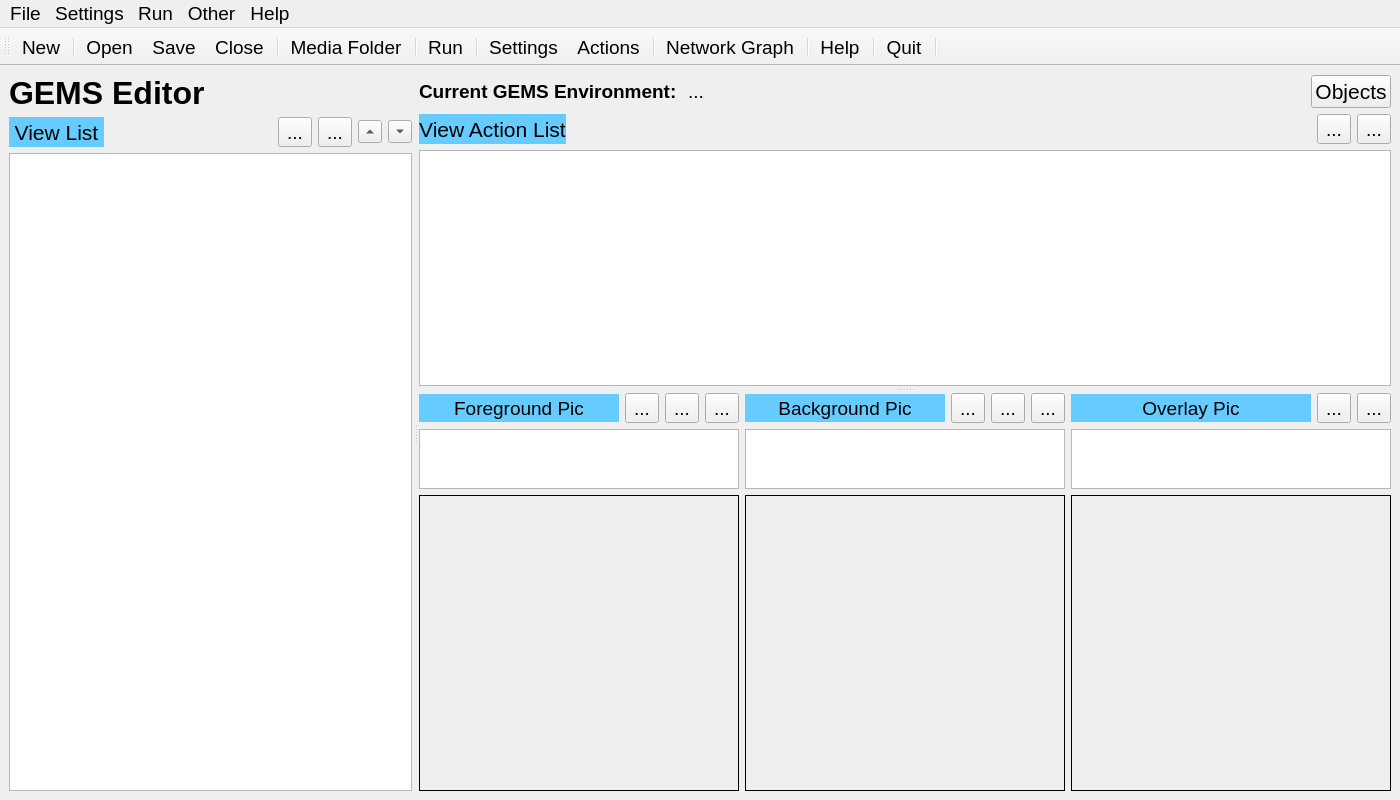
Before: the Qt Designer form gemsedit/gui/gems_window.ui in travisseymour/GEMSedit, drawn with Qt 5.
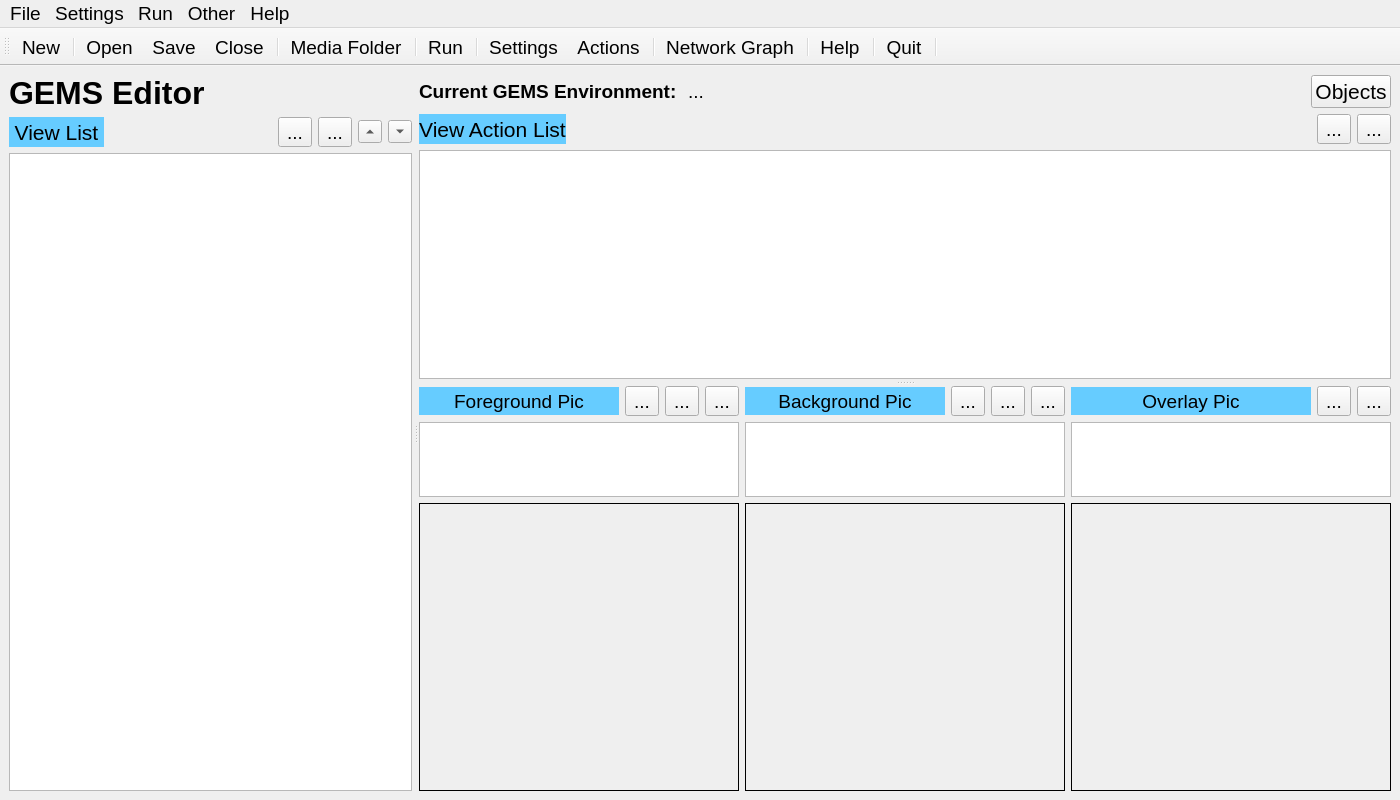
After: the same form once the commit is applied. Icons and pictures are not drawn.

Commit message: slight ui change on main ui

Diff of the .ui file:
```diff
--- a/gemsedit/gui/gems_window.ui
+++ b/gemsedit/gui/gems_window.ui
@@ -526,7 +526,7 @@
                  <property name="maximumSize">
                   <size>
                    <width>16777215</width>
-                   <height>60</height>
+                   <height>75</height>
                   </size>
                  </property>
                  <property name="font">
@@ -652,7 +652,7 @@
                  <property name="maximumSize">
                   <size>
                    <width>16777215</width>
-                   <height>60</height>
+                   <height>75</height>
                   </size>
                  </property>
                  <property name="font">
@@ -764,7 +764,7 @@
                  <property name="maximumSize">
                   <size>
                    <width>16777215</width>
-                   <height>60</height>
+                   <height>75</height>
                   </size>
                  </property>
                  <property name="font">
```
The commit also changes 2 other files.
